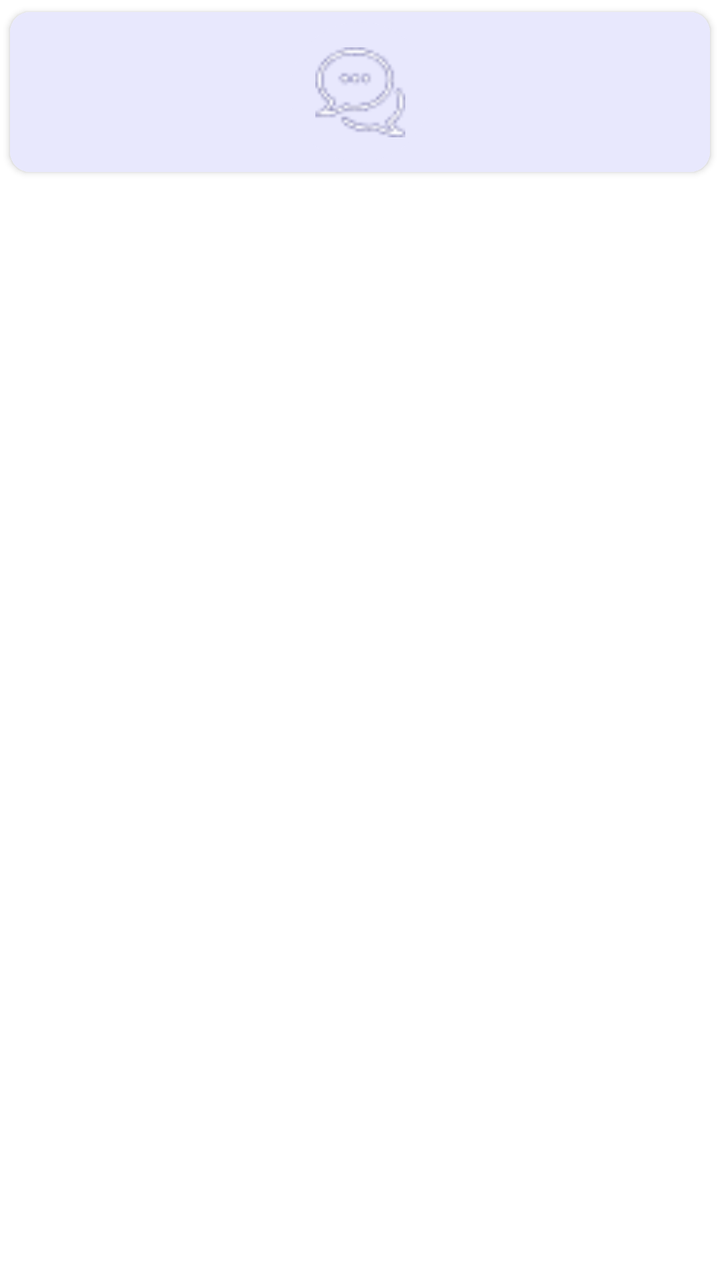
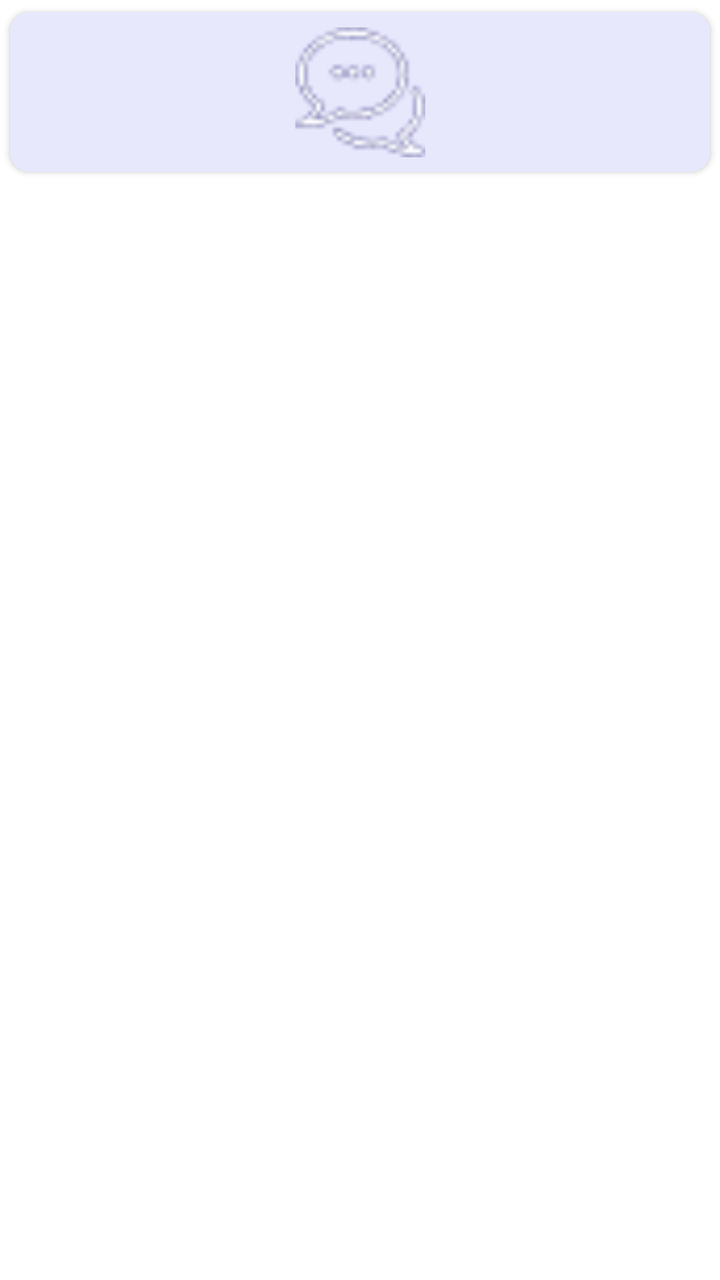

Before-and-after screenshots of an Android layout around one commit, followed by the original layout XML and the change that was made.
<!-- AndroidManifest.xml: application theme Theme.NewDesign -->
<!-- res/layout/item_layout_gates.xml -->
<?xml version="1.0" encoding="utf-8"?>
<androidx.constraintlayout.widget.ConstraintLayout xmlns:android="http://schemas.android.com/apk/res/android"
    android:layout_width="wrap_content"
    android:layout_height="wrap_content"
    xmlns:app="http://schemas.android.com/apk/res-auto">

    <androidx.cardview.widget.CardView
        android:id="@+id/cardview"
        android:layout_width="match_parent"
        android:layout_height="wrap_content"
        app:cardCornerRadius="10dp"
        app:cardUseCompatPadding="true"
        android:background="@color/color_completeprofile"
        app:layout_constraintEnd_toEndOf="parent"
        app:layout_constraintStart_toStartOf="parent"
        app:layout_constraintTop_toTopOf="parent"

        >

        <androidx.constraintlayout.widget.ConstraintLayout
            android:id="@+id/layput_services"
            android:layout_width="match_parent"
            android:layout_height="match_parent"
            android:background="@color/color_completeprofile"
            android:padding="5dp"
            >

            <androidx.constraintlayout.widget.ConstraintLayout
                android:id="@+id/layout_uploadImage"
                android:layout_width="70dp"
                android:layout_height="70dp"
                android:background="@drawable/bg_circlemove"
                app:layout_constraintTop_toTopOf="parent"
                app:layout_constraintEnd_toEndOf="parent"
               app:layout_constraintStart_toStartOf="parent">

                <com.google.android.material.imageview.ShapeableImageView
                    android:id="@+id/iv_services"
                    android:layout_width="45dp"
                    android:layout_height="45dp"
                    android:adjustViewBounds="true"
                    android:src="@drawable/ic_chat"
                    app:layout_constraintBottom_toBottomOf="parent"
                    app:layout_constraintEnd_toEndOf="parent"
                    app:layout_constraintStart_toStartOf="parent"
                    app:layout_constraintTop_toTopOf="parent" />
            </androidx.constraintlayout.widget.ConstraintLayout>


            <TextView
                android:id="@+id/tv_serviceName"
                android:layout_width="wrap_content"
                android:layout_height="wrap_content"
                android:layout_marginTop="5dp"
                android:text="55555555"
                android:gravity="center"
                android:visibility="gone"
                android:textAppearance="@style/TextAppearance.AppCompat.Headline"
                android:textColor="@color/color_primary"
                android:textSize="13sp"
                app:layout_constraintStart_toStartOf="parent"
                app:layout_constraintEnd_toEndOf="parent"
                app:layout_constraintTop_toBottomOf="@+id/layout_uploadImage" />





        </androidx.constraintlayout.widget.ConstraintLayout>

    </androidx.cardview.widget.CardView>
</androidx.constraintlayout.widget.ConstraintLayout>
<!-- resources referenced by this layout -->
<resources>
  <color name="color_completeprofile">#E8E8FD</color>
  <color name="color_primary">#262D70</color>
  <!-- drawable bg_circlemove (drawable) -->
  <?xml version="1.0" encoding="utf-8"?>
  <shape xmlns:android="http://schemas.android.com/apk/res/android"
      android:shape="oval"
      >
  
      <size android:width="20dp" android:height="20dp"/>
      <solid android:color="@color/move"/>
  
  </shape>
  <!-- drawable ic_chat: png bitmap (drawable, 1329 bytes) -->
  <style name="Theme.NewDesign" parent="Theme.MaterialComponents.Light.NoActionBar">
          
          <item name="colorPrimary">@color/purple_500</item>
          <item name="colorPrimaryVariant">@color/purple_700</item>
          <item name="colorOnPrimary">@color/white</item>
          
          <item name="colorSecondary">#0639BA</item>
          <item name="colorSecondaryVariant">@color/teal_700</item>
          <item name="colorOnSecondary">@color/black</item>
          
          <item name="android:statusBarColor">?attr/colorPrimaryVariant</item>
          
      </style>
  <color name="move">#E8E8FD</color>
  <color name="purple_500">#FF6200EE</color>
  <color name="purple_700">#FF3700B3</color>
  <color name="white">#FFFFFFFF</color>
  <color name="teal_700">#FF018786</color>
  <color name="black">#FF000000</color>
</resources>

<!-- the commit's change to res/layout/item_layout_gates.xml (unified diff, before → after) -->
@@ -36,8 +36,8 @@
 
                 <com.google.android.material.imageview.ShapeableImageView
                     android:id="@+id/iv_services"
-                    android:layout_width="45dp"
-                    android:layout_height="45dp"
+                    android:layout_width="65dp"
+                    android:layout_height="65dp"
                     android:adjustViewBounds="true"
                     android:src="@drawable/ic_chat"
                     app:layout_constraintBottom_toBottomOf="parent"
<!-- resource entries referenced after the edit -->
@@ -27,7 +27,7 @@
           
       </style>
   <color name="move">#E8E8FD</color>
-  <color name="purple_500">#FF6200EE</color>
+  <color name="purple_500">#AEB3BE</color>
   <color name="purple_700">#FF3700B3</color>
   <color name="white">#FFFFFFFF</color>
   <color name="teal_700">#FF018786</color>
